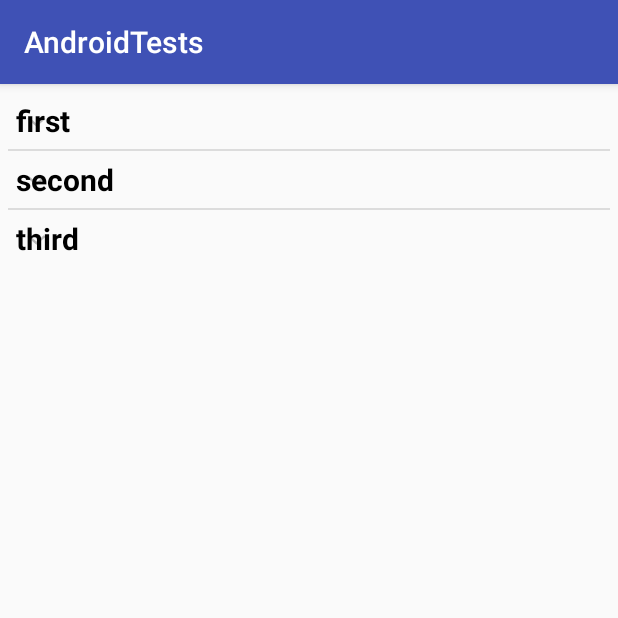
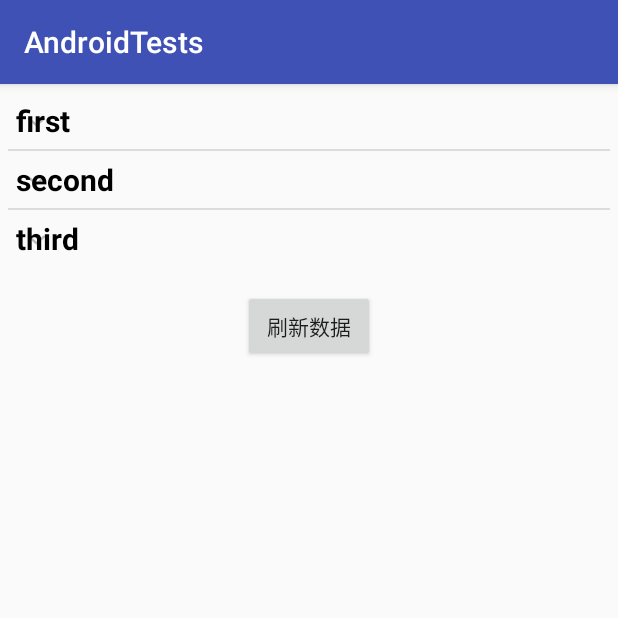
Before and after one commit to sysukehan/AndroidTests, an Android app: the screen it shows after launch (ExpandableListViewTestActivity), on a phone screen of 412 x 824 dp, the top half of it. Run offline under Robolectric (Android 15) with nearby library versions, the phone set to English and light mode, and no system bars.

Commit message:
为ExpandableListViewTest模块添加了刷新数据的操作

```diff
--- a/ExpandableListViewTest/src/main/res/layout/expandable_layout.xml
+++ b/ExpandableListViewTest/src/main/res/layout/expandable_layout.xml
@@ -1,10 +1,18 @@
 <?xml version="1.0" encoding="utf-8"?>
 <LinearLayout xmlns:android="http://schemas.android.com/apk/res/android"
     android:layout_width="match_parent"
-    android:layout_height="match_parent">
+    android:layout_height="match_parent"
+    android:orientation="vertical">
     <ExpandableListView
         android:id="@+id/expandablelistview"
         android:layout_margin="5dp"
         android:layout_width="match_parent"
         android:layout_height="wrap_content" />
+    <Button
+        android:id="@+id/updateData"
+        android:layout_width="wrap_content"
+        android:layout_height="wrap_content"
+        android:layout_margin="10dp"
+        android:layout_gravity="center"
+        android:text="刷新数据"/>
 </LinearLayout>
```
Also changed, not shown: ExpandableListViewTest/src/main/java/com/study/android/kehan/androidtests/ExpandableListViewTestActivity.java (+41 -4 lines).
